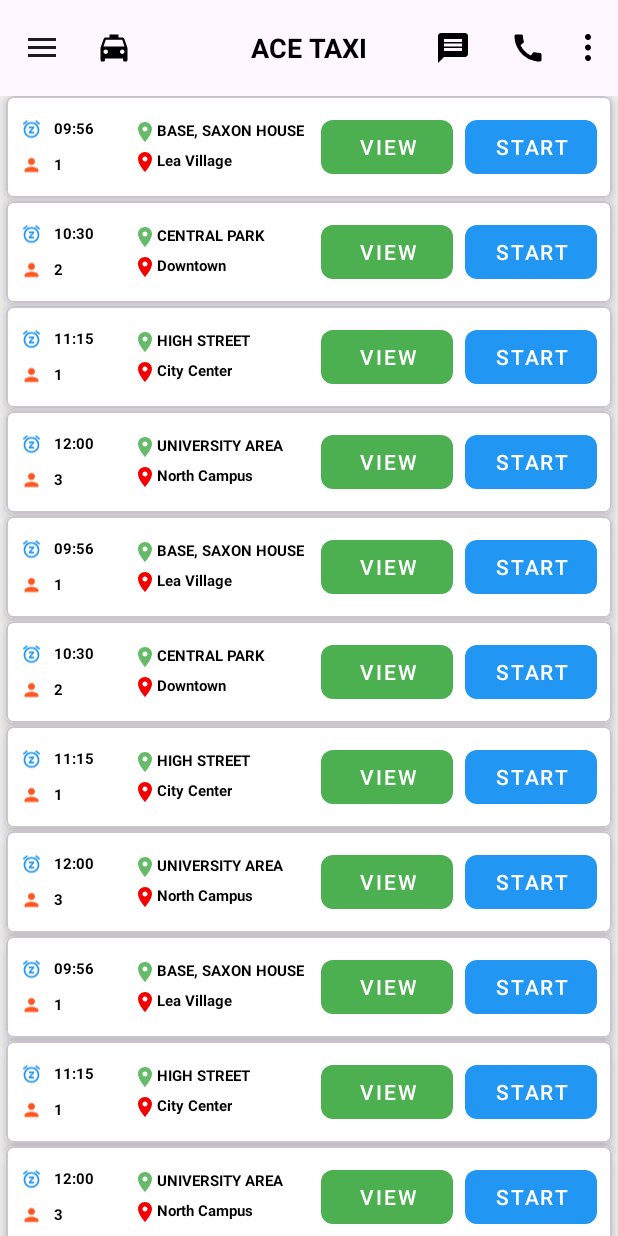
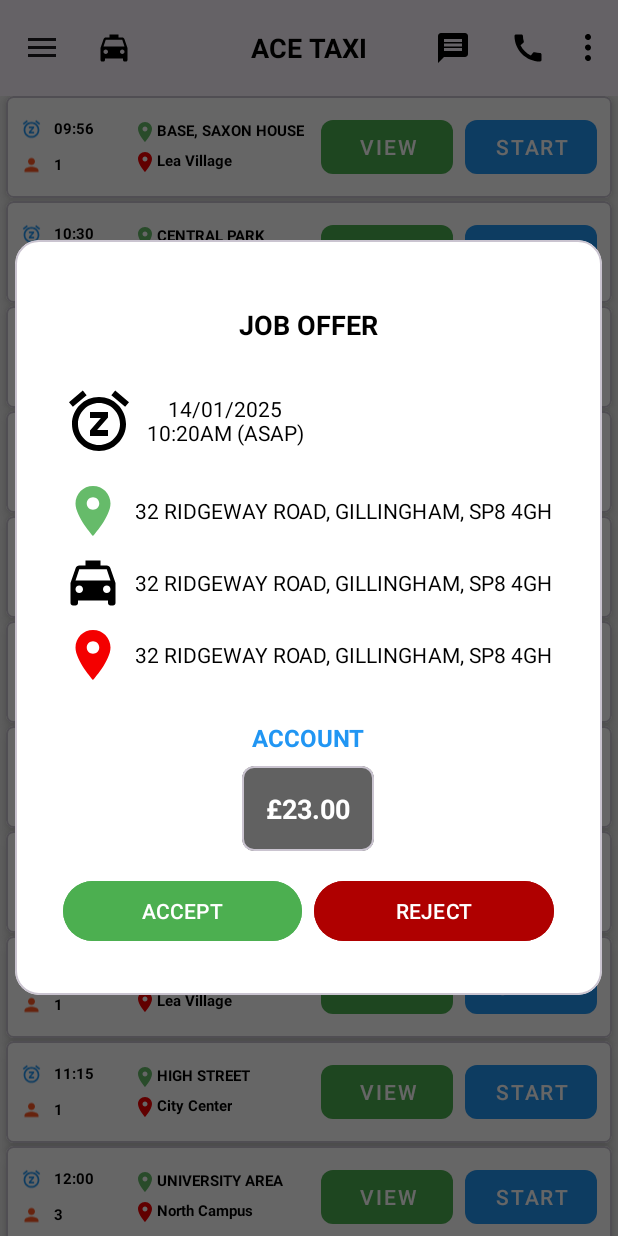
Before and after one commit to arvindverma63/ACE_TAXI_APP_V2, an Android app: the fragment TodayFragment placed in its activity, after a tap on "VIEW", on a phone screen of 412 x 824 dp. Run offline under Robolectric (Android 15) with nearby library versions, the phone set to English and light mode, and no system bars; 1 statement that could not run was skipped.

Commit message:
Fix Some UI and API integration in Notification Api and add Firebase notification

```diff
--- a/app/build.gradle.kts
+++ b/app/build.gradle.kts
@@ -1,5 +1,6 @@
 plugins {
     alias(libs.plugins.android.application)
+    alias(libs.plugins.google.gms.google.services)
 }
 
 android {
@@ -37,11 +38,15 @@ dependencies {
     implementation(libs.activity)
     implementation(libs.constraintlayout)
     implementation(libs.play.services.location)
+    implementation(libs.firebase.auth)
+    implementation(libs.firebase.messaging)
     testImplementation(libs.junit)
     androidTestImplementation(libs.ext.junit)
     androidTestImplementation(libs.espresso.core)
     implementation("com.squareup.retrofit2:retrofit:2.9.0")
     implementation("com.squareup.retrofit2:converter-gson:2.9.0")
     implementation("com.squareup.okhttp3:logging-interceptor:4.9.1")
+    implementation("com.google.android.gms:play-services-maps:19.0.0")
+    implementation("com.google.android.gms:play-services-location:21.0.1")
 
 }
--- a/app/src/main/AndroidManifest.xml
+++ b/app/src/main/AndroidManifest.xml
@@ -44,6 +44,9 @@
         <activity
             android:name=".Activity.LoginActivity"
             android:exported="false" />
+        <meta-data
+            android:name="com.google.android.geo.API_KEY"
+            android:value="AIzaSyBuJb8CAD3wyvSzekqZ8YCUxG79pbKkujk" />
     </application>
 
 </manifest>
--- a/app/src/main/java/com/example/ace_taxi_v2/Fragments/JobFragments/HistoryFragment.java
+++ b/app/src/main/java/com/example/ace_taxi_v2/Fragments/JobFragments/HistoryFragment.java
@@ -13,6 +13,7 @@ import android.view.View;
 import android.view.ViewGroup;
 
 import com.example.ace_taxi_v2.Fragments.Adapters.JobAdapters.HistoryAdapter;
+import com.example.ace_taxi_v2.JobModals.JobModal;
 import com.example.ace_taxi_v2.Models.Jobs.HistoryJob;
 import com.example.ace_taxi_v2.R;
 
@@ -41,8 +42,8 @@ public class HistoryFragment extends Fragment {
         adapter = new HistoryAdapter(historyJobs, new HistoryAdapter.OnItemClickListener() {
             @Override
             public void onViewClick(HistoryJob job) {
-                // Handle View button click
-                // Example: Navigate to a detail view
+                JobModal jobModal = new JobModal(getContext());
+                jobModal.viewJob();
             }
 
             @Override
--- a/app/src/main/java/com/example/ace_taxi_v2/Fragments/JobFragments/TodayFragment.java
+++ b/app/src/main/java/com/example/ace_taxi_v2/Fragments/JobFragments/TodayFragment.java
@@ -13,6 +13,7 @@ import android.view.View;
 import android.view.ViewGroup;
 
 import com.example.ace_taxi_v2.Fragments.Adapters.JobAdapters.TodayJobAdapter;
+import com.example.ace_taxi_v2.JobModals.JobModal;
 import com.example.ace_taxi_v2.Models.Jobs.JobItem;
 import com.example.ace_taxi_v2.R;
 
@@ -43,8 +44,9 @@ public class TodayFragment extends Fragment {
         adapter = new TodayJobAdapter(jobList, new TodayJobAdapter.OnItemClickListener() {
             @Override
             public void onViewClick(JobItem job) {
-                // Handle View button click
-                // Add your logic here, e.g., navigate to details
+                JobModal jobModal = new JobModal(getContext());
+                jobModal.jobDetails();
+
             }
 
             @Override
--- a/app/src/main/java/com/example/ace_taxi_v2/Fragments/ReportPageFragment.java
+++ b/app/src/main/java/com/example/ace_taxi_v2/Fragments/ReportPageFragment.java
@@ -51,8 +51,6 @@ public class ReportPageFragment extends Fragment {
             Intent intent = new Intent(getContext(), HomeActivity.class);
             startActivity(intent);
         });
-
-
         return view;
     }
 
--- /dev/null
+++ b/app/src/main/java/com/example/ace_taxi_v2/JobModals/JobModal.java
@@ -0,0 +1,60 @@
+package com.example.ace_taxi_v2.JobModals;
+
+import android.app.AlertDialog;
+import android.content.Context;
+import android.graphics.drawable.ColorDrawable;
+import android.view.LayoutInflater;
+import android.view.View;
+
+import androidx.core.content.ContextCompat;
+
+import com.example.ace_taxi_v2.R;
+
+public class JobModal {
+    public Context context;
+    public JobModal(Context context){
+        this.context = context;
+    }
+
+    public void jobDetails(){
+        LayoutInflater inflater = LayoutInflater.from(context);
+        View dialogView = inflater.inflate(R.layout.job_offer,null);
+
+        AlertDialog.Builder builder = new AlertDialog.Builder(context);
+        builder.setView(dialogView);
+
+        builder.setCancelable(true);
+        AlertDialog alertDialog = builder.create();
+        // Set transparent background for the dialog window
+        if (alertDialog.getWindow() != null) {
+            alertDialog.getWindow().setBackgroundDrawable(new ColorDrawable(android.graphics.Color.TRANSPARENT));
+        }
+
+        // Apply rounded background programmatically
+        dialogView.setBackground(ContextCompat.getDrawable(context, R.drawable.rounded_dialog));
+
+        alertDialog.show();
+        alertDialog.show();
+    }
+
+    public void viewJob(){
+        LayoutInflater inflater = LayoutInflater.from(context);
+        View dialogView = inflater.inflate(R.layout.job_view,null);
+
+        AlertDialog.Builder builder = new AlertDialog.Builder(context);
+        builder.setView(dialogView);
+
+        builder.setCancelable(true);
+        AlertDialog alertDialog = builder.create();
+        // Set transparent background for the dialog window
+        if (alertDialog.getWindow() != null) {
+            alertDialog.getWindow().setBackgroundDrawable(new ColorDrawable(android.graphics.Color.TRANSPARENT));
+        }
+
+        // Apply rounded background programmatically
+        dialogView.setBackground(ContextCompat.getDrawable(context, R.drawable.rounded_dialog));
+
+        alertDialog.show();
+        alertDialog.show();
+    }
+}
--- a/app/src/main/java/com/example/ace_taxi_v2/SettingsPermission/CheckPermission.java
+++ b/app/src/main/java/com/example/ace_taxi_v2/SettingsPermission/CheckPermission.java
@@ -55,4 +55,5 @@ public class CheckPermission {
             Log.d("PermissionCheck", "GPS permission is not enabled");
         }
     }
+
 }
--- /dev/null
+++ b/app/src/main/res/drawable/line_divider.xml
@@ -0,0 +1,4 @@
+<shape xmlns:android="http://schemas.android.com/apk/res/android">
+    <size android:height="1dp" />
+    <solid android:color="#D3D3D3" /> <!-- Light Gray Color -->
+</shape>
--- /dev/null
+++ b/app/src/main/res/drawable/rounded_dialog.xml
@@ -0,0 +1,9 @@
+<shape xmlns:android="http://schemas.android.com/apk/res/android">
+    <solid android:color="@android:color/white" />
+    <corners android:radius="16dp" />
+    <padding
+        android:left="16dp"
+        android:top="16dp"
+        android:right="16dp"
+        android:bottom="16dp" />
+</shape>
--- a/app/src/main/res/layout/fragment_user_profile.xml
+++ b/app/src/main/res/layout/fragment_user_profile.xml
@@ -45,9 +45,11 @@
             android:layout_height="wrap_content"
             android:layout_marginTop="16dp"
             android:hint="Full Name">
+
             <com.google.android.material.textfield.TextInputEditText
                 android:layout_width="match_parent"
                 android:layout_height="wrap_content"
+                android:id="@+id/fullname"
                 android:text="Peter Farrell" />
         </com.google.android.material.textfield.TextInputLayout>
 
@@ -59,6 +61,7 @@
             <com.google.android.material.textfield.TextInputEditText
                 android:layout_width="match_parent"
                 android:layout_height="wrap_content"
+                android:id="@+id/phoneNumber"
                 android:text="+123 456 789" />
         </com.google.android.material.textfield.TextInputLayout>
 
@@ -70,6 +73,7 @@
             <com.google.android.material.textfield.TextInputEditText
                 android:layout_width="match_parent"
                 android:layout_height="wrap_content"
+                android:id="@+id/email"
                 android:text="peter.farrell@example.com" />
         </com.google.android.material.textfield.TextInputLayout>
 
--- /dev/null
+++ b/app/src/main/res/layout/job_offer.xml
@@ -0,0 +1,198 @@
+<?xml version="1.0" encoding="utf-8"?>
+<com.google.android.material.card.MaterialCardView
+    xmlns:android="http://schemas.android.com/apk/res/android"
+    xmlns:app="http://schemas.android.com/apk/res-auto"
+    android:layout_width="match_parent"
+    android:layout_height="wrap_content"
+    android:layout_margin="16dp"
+    app:cardCornerRadius="16dp"
+    style="@style/CardBG">
+
+    <LinearLayout
+        android:layout_width="match_parent"
+        android:layout_height="wrap_content"
+        android:orientation="vertical"
+        android:background="@color/trans"
+        android:padding="16dp">
+
+        <!-- Job Offer Header -->
+        <com.google.android.material.textview.MaterialTextView
+            android:id="@+id/header"
+            android:layout_width="match_parent"
+            android:layout_height="wrap_content"
+            android:gravity="center"
+            android:padding="12dp"
+            android:text="JOB OFFER"
+            style="@style/TextBG"
+            android:textSize="18sp"
+            android:textStyle="bold" />
+
+        <!-- Date and Time Section -->
+        <LinearLayout
+            android:layout_width="match_parent"
+            android:layout_height="wrap_content"
+            android:orientation="horizontal"
+            android:layout_marginTop="16dp"
+            android:gravity="center_vertical">
+
+            <ImageView
+                android:id="@+id/status_icon"
+                android:layout_width="48dp"
+                style="@style/IconTint"
+                android:layout_height="48dp"
+                android:layout_marginEnd="8dp"
+                android:src="@drawable/ic_status" />
+
+            <com.google.android.material.textview.MaterialTextView
+                android:id="@+id/date_time"
+                android:layout_width="wrap_content"
+                android:layout_height="wrap_content"
+                android:text="14/01/2025\n10:20AM (ASAP)"
+                style="@style/TextBG"
+                android:textSize="14sp"
+                android:gravity="center" />
+        </LinearLayout>
+
+        <!-- Stop Information -->
+        <LinearLayout
+            android:layout_width="match_parent"
+            android:layout_height="wrap_content"
+            android:orientation="vertical"
+            android:layout_marginTop="16dp"
+            android:showDividers="middle">
+
+            <!-- Stop A -->
+            <LinearLayout
+                android:layout_width="match_parent"
+                android:layout_height="wrap_content"
+                android:orientation="horizontal"
+                android:gravity="center_vertical"
+                android:layout_marginBottom="8dp">
+
+                <ImageView
+                    android:layout_width="40dp"
+                    android:layout_height="40dp"
+                    android:src="@drawable/ic_pickup"
+                    android:contentDescription="Stop A" />
+
+                <com.google.android.material.textview.MaterialTextView
+                    android:layout_width="0dp"
+                    android:layout_height="wrap_content"
+                    android:layout_weight="1"
+                    android:layout_marginStart="8dp"
+                    android:text="32 RIDGEWAY ROAD, GILLINGHAM, SP8 4GH"
+                    style="@style/TextBG"
+                    android:textSize="14sp" />
+            </LinearLayout>
+
+            <!-- Stop V -->
+            <LinearLayout
+                android:layout_width="match_parent"
+                android:layout_height="wrap_content"
+                android:orientation="horizontal"
+                android:gravity="center_vertical"
+                android:layout_marginBottom="8dp">
+
+                <ImageView
+                    android:layout_width="40dp"
+                    android:layout_height="40dp"
+                    style="@style/IconTint"
+                    android:contentDescription="Stop V"
+                    android:src="@drawable/ic_taxi" />
+
+                <com.google.android.material.textview.MaterialTextView
+                    android:layout_width="0dp"
+                    android:layout_height="wrap_content"
+                    android:layout_weight="1"
+                    android:layout_marginStart="8dp"
+                    android:text="32 RIDGEWAY ROAD, GILLINGHAM, SP8 4GH"
+                    style="@style/TextBG"
+                    android:textSize="14sp" />
+            </LinearLayout>
+
+            <!-- Stop B -->
+            <LinearLayout
+                android:layout_width="match_parent"
+                android:layout_height="wrap_content"
+                android:orientation="horizontal"
+                android:gravity="center_vertical">
+
+                <ImageView
+                    android:layout_width="40dp"
+                    android:layout_height="40dp"
+                    android:src="@drawable/ic_destination"
+                    android:contentDescription="Stop B" />
+
+                <com.google.android.material.textview.MaterialTextView
+                    android:layout_width="0dp"
+                    android:layout_height="wrap_content"
+                    android:layout_weight="1"
+                    android:layout_marginStart="8dp"
+                    android:text="32 RIDGEWAY ROAD, GILLINGHAM, SP8 4GH"
+                    style="@style/TextBG"
+                    android:textSize="14sp" />
+            </LinearLayout>
+        </LinearLayout>
+
+        <!-- Account Section -->
+        <com.google.android.material.textview.MaterialTextView
+            android:id="@+id/account_label"
+            android:layout_width="wrap_content"
+            android:layout_height="wrap_content"
+            android:layout_marginTop="24dp"
+            android:gravity="center"
+            android:layout_gravity="center_horizontal"
+            android:text="ACCOUNT"
+            android:textColor="@color/blue"
+            android:textSize="16sp"
+            android:textStyle="bold" />
+
+        <com.google.android.material.card.MaterialCardView
+            android:id="@+id/account_card"
+            android:layout_width="wrap_content"
+            android:layout_height="wrap_content"
+            android:layout_marginTop="8dp"
+            android:layout_gravity="center"
+            app:cardBackgroundColor="@color/gray"
+            app:cardCornerRadius="8dp">
+
+            <com.google.android.material.textview.MaterialTextView
+                android:layout_width="wrap_content"
+                android:layout_height="wrap_content"
+                android:padding="16dp"
+                android:text="£23.00"
+                android:textColor="@color/white"
+                android:textSize="18sp"
+                android:textStyle="bold" />
+        </com.google.android.material.card.MaterialCardView>
+
+        <!-- Buttons -->
+        <LinearLayout
+            android:layout_width="match_parent"
+            android:layout_height="wrap_content"
+            android:layout_marginTop="16dp"
+            android:gravity="center"
+            android:orientation="horizontal">
+
+            <com.google.android.material.button.MaterialButton
+                android:id="@+id/accept_button"
+                android:layout_width="0dp"
+                android:layout_height="wrap_content"
+                android:layout_weight="1"
+                android:layout_marginEnd="8dp"
+                android:backgroundTint="@color/green"
+                android:text="ACCEPT"
+                android:textColor="@color/white" />
+
+            <com.google.android.material.button.MaterialButton
+                android:id="@+id/reject_button"
+                android:layout_width="0dp"
+                android:layout_height="wrap_content"
+                android:layout_weight="1"
+                android:backgroundTint="@color/red"
+                android:text="REJECT"
+                android:textColor="@color/white" />
+        </LinearLayout>
+
+    </LinearLayout>
+</com.google.android.material.card.MaterialCardView>
--- a/app/src/main/res/values/colors.xml
+++ b/app/src/main/res/values/colors.xml
@@ -14,4 +14,5 @@
     <color name="blue">#2196F3</color>
     <color name="red">#AF0000</color>
     <color name="darkCard">#1F222A</color>
+    <color name="trans">#00FFFFFF</color>
 </resources>
--- a/app/src/main/res/values/style.xml
+++ b/app/src/main/res/values/style.xml
@@ -37,5 +37,9 @@
             <item name="cornerSize">8dp</item>
         </style>
 
+    <style name="DialogBg">
+        <item name="android:background">@color/trans</item>
+    </style>
+
 
 </resources>
--- a/build.gradle.kts
+++ b/build.gradle.kts
@@ -1,4 +1,5 @@
 // Top-level build file where you can add configuration options common to all sub-projects/modules.
 plugins {
     alias(libs.plugins.android.application) apply false
+    alias(libs.plugins.google.gms.google.services) apply false
 }
--- a/gradle/libs.versions.toml
+++ b/gradle/libs.versions.toml
@@ -8,6 +8,9 @@ material = "1.12.0"
 activity = "1.9.3"
 constraintlayout = "2.2.0"
 playServicesLocation = "21.3.0"
+googleGmsGoogleServices = "4.4.2"
+firebaseAuth = "23.1.0"
+firebaseMessaging = "24.1.0"
 
 [libraries]
 junit = { group = "junit", name = "junit", version.ref = "junit" }
@@ -18,6 +21,9 @@ material = { group = "com.google.android.material", name = "material", version.r
 activity = { group = "androidx.activity", name = "activity", version.ref = "activity" }
 constraintlayout = { group = "androidx.constraintlayout", name = "constraintlayout", version.ref = "constraintlayout" }
 play-services-location = { group = "com.google.android.gms", name = "play-services-location", version.ref = "playServicesLocation" }
+firebase-auth = { group = "com.google.firebase", name = "firebase-auth", version.ref = "firebaseAuth" }
+firebase-messaging = { group = "com.google.firebase", name = "firebase-messaging", version.ref = "firebaseMessaging" }
 
 [plugins]
 android-application = { id = "com.android.application", version.ref = "agp" }
+google-gms-google-services = { id = "com.google.gms.google-services", version.ref = "googleGmsGoogleServices" }
```
Also changed, not shown: app/src/main/java/com/example/ace_taxi_v2/Fragments/UserProfileFragment.java (+28 -0 lines), app/src/main/res/layout/job_view.xml (added, +201 -0 lines).
